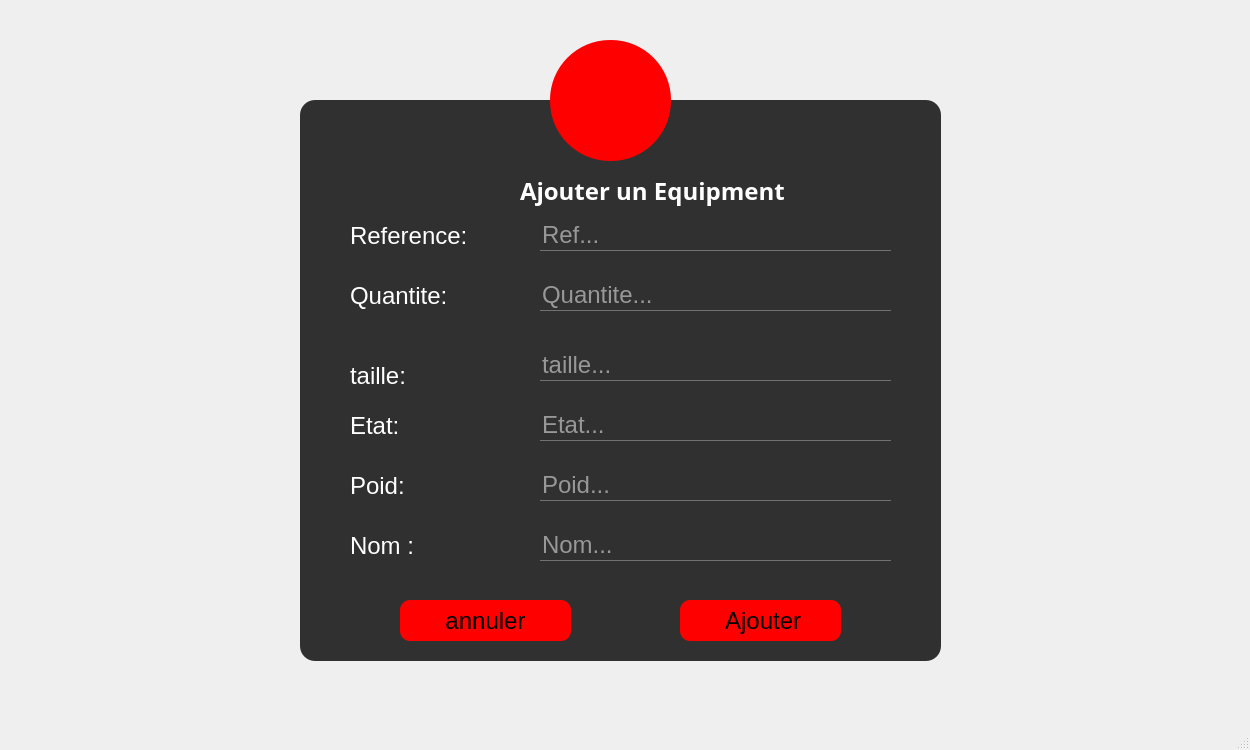
nefissaKhiari/Smart_Plolice_Station, file gestionequipement.ui: the form before one commit.
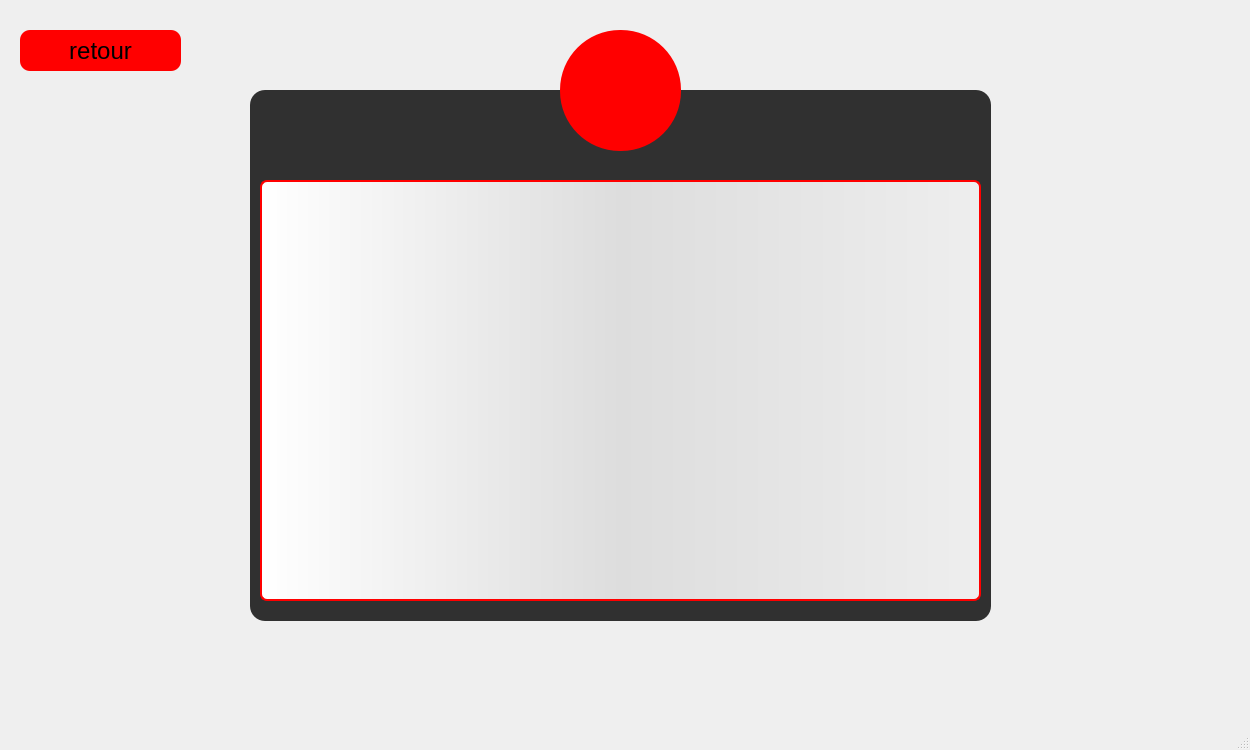
The form after the commit. The open tabs and pages were chosen to show the change. Icons and pictures are not drawn.

Commit message: ajouter une juiture

The edit to the form file:
```diff
--- a/gestionequipement.ui
+++ b/gestionequipement.ui
@@ -898,39 +898,13 @@
      <zorder>frame_10</zorder>
     </widget>
     <widget class="QWidget" name="Ajouter_equipement">
-     <widget class="QToolButton" name="toolButton_3">
-      <property name="geometry">
-       <rect>
-        <x>550</x>
-        <y>40</y>
-        <width>121</width>
-        <height>121</height>
-       </rect>
-      </property>
-      <property name="styleSheet">
-       <string notr="true"/>
-      </property>
-      <property name="text">
-       <string/>
-      </property>
-      <property name="icon">
-       <iconset resource="ressource.qrc">
-        <normaloff>:/ressource/image/police-walkie-talkie.png</normaloff>:/ressource/image/police-walkie-talkie.png</iconset>
-      </property>
-      <property name="iconSize">
-       <size>
-        <width>64</width>
-        <height>64</height>
-       </size>
-      </property>
-     </widget>
      <widget class="QFrame" name="frame_4">
       <property name="geometry">
        <rect>
-        <x>300</x>
-        <y>100</y>
+        <x>290</x>
+        <y>80</y>
         <width>641</width>
-        <height>561</height>
+        <height>601</height>
        </rect>
       </property>
       <property name="styleSheet">
@@ -1118,7 +1092,7 @@
        <property name="geometry">
         <rect>
          <x>380</x>
-         <y>500</y>
+         <y>540</y>
          <width>161</width>
          <height>41</height>
         </rect>
@@ -1199,7 +1173,7 @@
        <property name="geometry">
         <rect>
          <x>100</x>
-         <y>500</y>
+         <y>540</y>
          <width>171</width>
          <height>41</height>
         </rect>
@@ -1299,7 +1273,7 @@
        <property name="geometry">
         <rect>
          <x>250</x>
-         <y>470</y>
+         <y>460</y>
          <width>351</width>
          <height>21</height>
         </rect>
@@ -1312,8 +1286,32 @@
        </property>
       </widget>
      </widget>
-     <zorder>frame_4</zorder>
-     <zorder>toolButton_3</zorder>
+     <widget class="QToolButton" name="toolButton_3">
+      <property name="geometry">
+       <rect>
+        <x>550</x>
+        <y>20</y>
+        <width>121</width>
+        <height>121</height>
+       </rect>
+      </property>
+      <property name="styleSheet">
+       <string notr="true"/>
+      </property>
+      <property name="text">
+       <string/>
+      </property>
+      <property name="icon">
+       <iconset resource="ressource.qrc">
+        <normaloff>:/ressource/image/police-walkie-talkie.png</normaloff>:/ressource/image/police-walkie-talkie.png</iconset>
+      </property>
+      <property name="iconSize">
+       <size>
+        <width>64</width>
+        <height>64</height>
+       </size>
+      </property>
+     </widget>
     </widget>
     <widget class="QWidget" name="Modifier_equipement">
      <widget class="QToolButton" name="toolButton_5">
@@ -3051,6 +3049,110 @@
       </widget>
      </widget>
     </widget>
+    <widget class="QWidget" name="page">
+     <widget class="QPushButton" name="B_AjouterEquipement_3">
+      <property name="geometry">
+       <rect>
+        <x>20</x>
+        <y>30</y>
+        <width>161</width>
+        <height>41</height>
+       </rect>
+      </property>
+      <property name="cursor">
+       <cursorShape>PointingHandCursor</cursorShape>
+      </property>
+      <property name="text">
+       <string>retour</string>
+      </property>
+      <property name="icon">
+       <iconset resource="ressource.qrc">
+        <normaloff>:/ressource/image/back-arrow.png</normaloff>:/ressource/image/back-arrow.png</iconset>
+      </property>
+     </widget>
+     <widget class="QFrame" name="frame_12">
+      <property name="geometry">
+       <rect>
+        <x>250</x>
+        <y>90</y>
+        <width>741</width>
+        <height>531</height>
+       </rect>
+      </property>
+      <property name="styleSheet">
+       <string notr="true"/>
+      </property>
+      <property name="frameShape">
+       <enum>QFrame::StyledPanel</enum>
+      </property>
+      <property name="frameShadow">
+       <enum>QFrame::Raised</enum>
+      </property>
+      <widget class="QTableView" name="T_AFF_Equipement">
+       <property name="geometry">
+        <rect>
+         <x>10</x>
+         <y>90</y>
+         <width>721</width>
+         <height>421</height>
+        </rect>
+       </property>
+       <property name="styleSheet">
+        <string notr="true">QTableView {border: 2px solid red;text-align: top;padding: 4px;border-radius: 7px;border-bottom-left-radius: 7px;background: QLinearGradient( x1: 0, y1: 0, x2: 1, y2: 0,stop: 0 #fff, stop: 1 #eee,stop: 0.5 #ddd,stop: 1 #eee );width: 15px;selection-background-color:QLinearGradient( x1: 0, y1: 0, x2: 1, y2: 0,stop: 0 #FF0000, stop: 1 #FF5F5F,stop: 0.5 #FEAAAA,stop: 1 #eee);selection-color: black;}
+QTableView::item:focus{selection-background-color: red;}
+QScrollBar:vertical{ width: 20px; background: none; /* only these sort effect about width ...*/}
+QScrollBar::handle:vertical{ border: 3px solid #5E749C;text-align: top;padding: 4px;border-radius: 5px; border-bottom-left-radius: 5px;background: QLinearGradient( x1: 0, y1: 0, x2: 1, y2: 0,stop: 0 #fff, stop: 1 #eee,stop: 0.5 #ddd,stop: 1 #eee ); width: 25px; min-height: 20px; max-height: 25px; /*these sort no effect*/ }
+QScrollBar::add-page:vertical {border: 3px solid red;text-align: top;padding: 4px;border-radius: 5px; border-bottom-left-radius: 5px;background:  red; /* adding width: xx px; sorting no effect .. why? */}
+QScrollBar::sub-page:vertical {border: 3px solid green;text-align: top;padding: 4px;border-radius: 5px; border-bottom-left-radius: 5px;background:  green; /* adding width: xx px; sorting no effect .. why? */ }</string>
+       </property>
+       <attribute name="horizontalHeaderCascadingSectionResizes">
+        <bool>false</bool>
+       </attribute>
+       <attribute name="horizontalHeaderDefaultSectionSize">
+        <number>115</number>
+       </attribute>
+      </widget>
+      <widget class="QLabel" name="labelmessage_2">
+       <property name="geometry">
+        <rect>
+         <x>10</x>
+         <y>20</y>
+         <width>301</width>
+         <height>31</height>
+        </rect>
+       </property>
+       <property name="styleSheet">
+        <string notr="true">background: transparent;</string>
+       </property>
+       <property name="text">
+        <string/>
+       </property>
+      </widget>
+     </widget>
+     <widget class="QToolButton" name="toolButton_14">
+      <property name="geometry">
+       <rect>
+        <x>560</x>
+        <y>30</y>
+        <width>121</width>
+        <height>121</height>
+       </rect>
+      </property>
+      <property name="text">
+       <string/>
+      </property>
+      <property name="icon">
+       <iconset resource="ressource.qrc">
+        <normaloff>:/ressource/image/police-walkie-talkie.png</normaloff>:/ressource/image/police-walkie-talkie.png</iconset>
+      </property>
+      <property name="iconSize">
+       <size>
+        <width>64</width>
+        <height>64</height>
+       </size>
+      </property>
+     </widget>
+    </widget>
    </widget>
   </widget>
   <widget class="QMenuBar" name="menubar">
```
Left out of the diff: 49 changed lines with no effect on the pictures. The commit also changes 4 other files.
